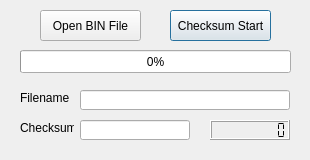
Above: QChecksumer/checksumermain.ui from Zalafina/QChecksumer before the change. Below: the same form after it.
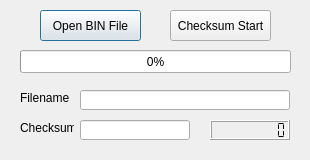
That is the form after the change.

```diff
--- a/QChecksumer/checksumermain.ui
+++ b/QChecksumer/checksumermain.ui
@@ -44,7 +44,7 @@
     <string>Open BIN File</string>
    </property>
    <property name="autoDefault">
-    <bool>false</bool>
+    <bool>true</bool>
    </property>
   </widget>
   <widget class="QProgressBar" name="progressBar">
@@ -102,7 +102,7 @@
     <string>Checksum Start</string>
    </property>
    <property name="default">
-    <bool>true</bool>
+    <bool>false</bool>
    </property>
   </widget>
   <widget class="QLabel" name="filenameLabel">
```
Left out of the diff: 12 changed lines with no effect on the pictures.
